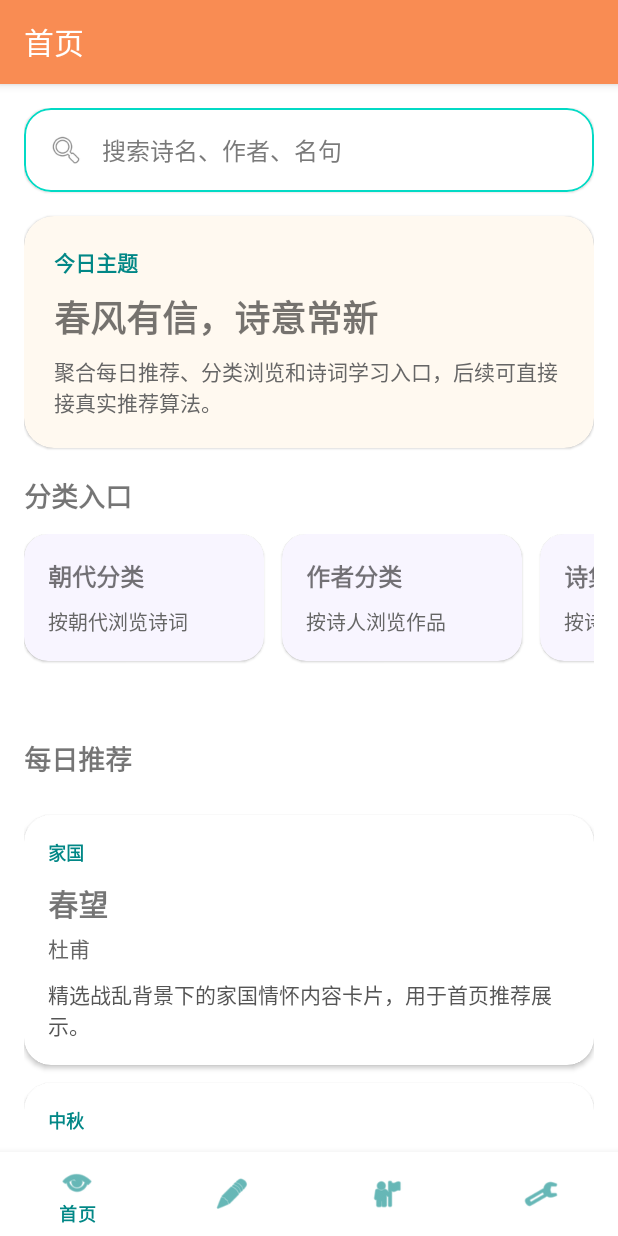
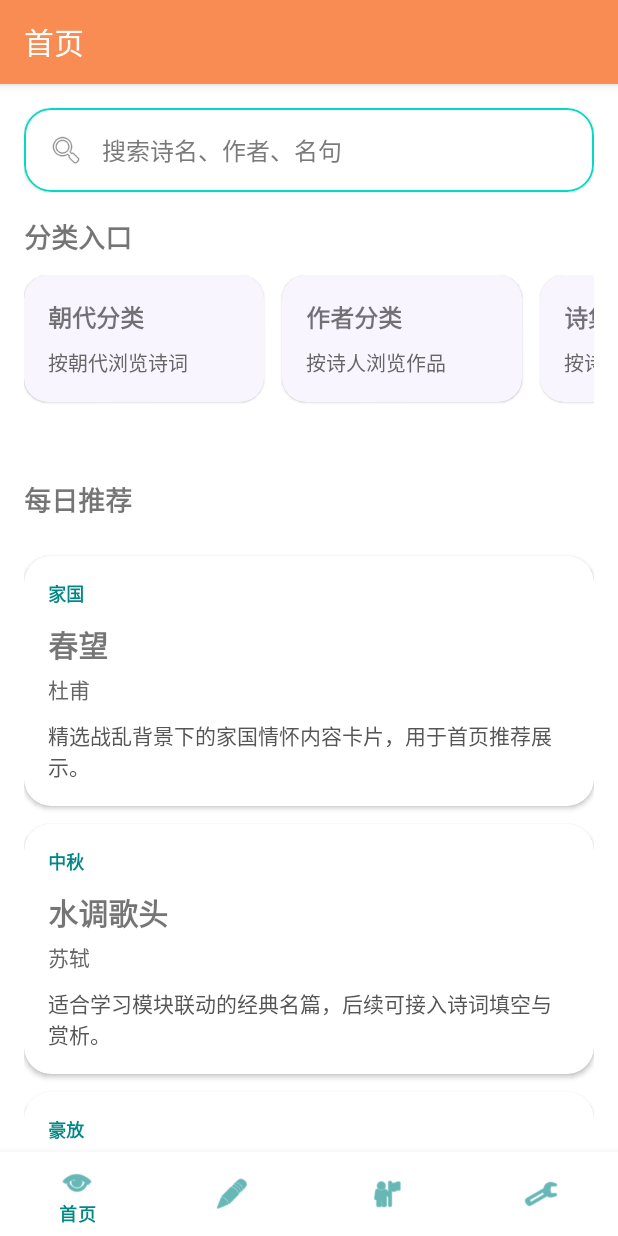
Before and after one commit to Y254-stack/poetry-promotion-system, an Android app: the screen it shows after launch (MainActivity), on a phone screen of 412 x 824 dp. Run offline under Robolectric (Android 15) with nearby library versions, the phone set to English and light mode, and no system bars; our stand-ins replace navigation-ui.

Commit message:
删除首页今日主题卡片
Co-Authored-By: Claude Opus 4.7 (1M context) <noreply@anthropic.com>

```diff
--- a/app/src/main/res/layout/fragment_home.xml
+++ b/app/src/main/res/layout/fragment_home.xml
@@ -43,43 +43,6 @@
             </LinearLayout>
         </com.google.android.material.card.MaterialCardView>
 
-        <com.google.android.material.card.MaterialCardView
-            android:layout_width="match_parent"
-            android:layout_height="wrap_content"
-            android:layout_marginBottom="18dp"
-            app:cardBackgroundColor="#FFF9F0"
-            app:cardCornerRadius="20dp">
-
-            <LinearLayout
-                android:layout_width="match_parent"
-                android:layout_height="wrap_content"
-                android:orientation="vertical"
-                android:padding="20dp">
-
-                <TextView
-                    android:layout_width="wrap_content"
-                    android:layout_height="wrap_content"
-                    android:text="今日主题"
-                    android:textColor="@color/teal_700"
-                    android:textStyle="bold" />
-
-                <TextView
-                    android:layout_width="wrap_content"
-                    android:layout_height="wrap_content"
-                    android:layout_marginTop="8dp"
-                    android:text="春风有信，诗意常新"
-                    android:textSize="24sp"
-                    android:textStyle="bold" />
-
-                <TextView
-                    android:layout_width="wrap_content"
-                    android:layout_height="wrap_content"
-                    android:layout_marginTop="8dp"
-                    android:text="聚合每日推荐、分类浏览和诗词学习入口，后续可直接接真实推荐算法。"
-                    android:textColor="#666666" />
-            </LinearLayout>
-        </com.google.android.material.card.MaterialCardView>
-
         <TextView
             android:layout_width="wrap_content"
             android:layout_height="wrap_content"
```
